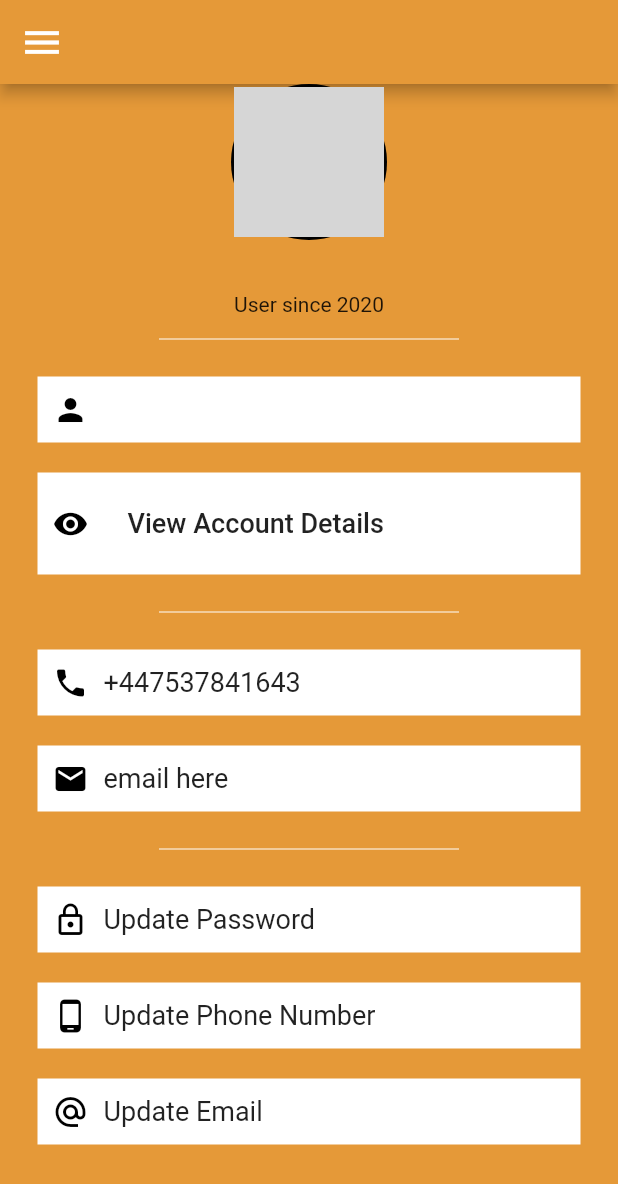
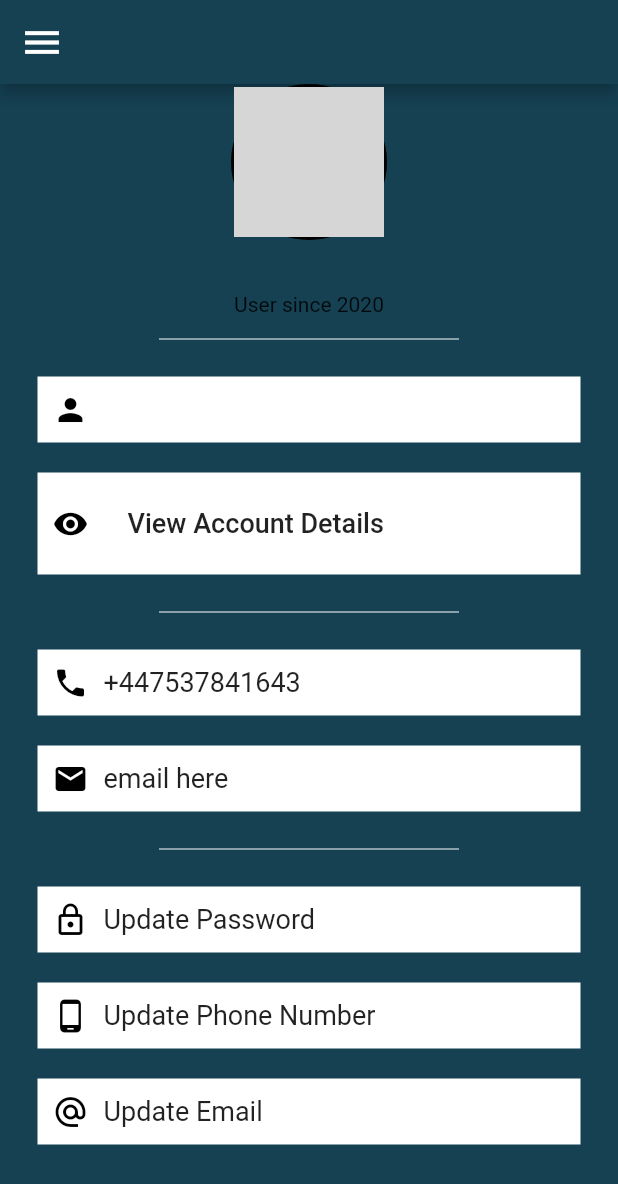
Before and after one commit to Kevmetv2/pyggy_bank, a Flutter app: the UserProfileScreen screen opened directly, on a phone screen of 412 x 824 dp. Shown: the top 1184 px of the screen. Run offline on Flutter 3.47's test engine with Material 2 defaults, Android fonts, the phone set to English and light mode, and no system bars; our stand-ins replace charts_flutter, cloud_firestore, firebase_auth, flutter_slidable, flutter_svg, google_sign_in and 1 more; missing offline and left inert: credit_card, esys_flutter_share, flutter_sliding_up_panel, giffy_dialog, qr_code_scanner, sk_onboarding_screen; accounts and stored records are empty; network calls fail; grey boxes are pictures that could not be loaded.

Commit message:
small changes

```diff
--- a/lib/pages/add_card_page.dart
+++ b/lib/pages/add_card_page.dart
@@ -47,6 +47,7 @@ class _CardState extends State<add_card_page> {
         backgroundColor: Colors.white,
         resizeToAvoidBottomInset: true,
         appBar: AppBar(
+            backgroundColor: Theme.of(context).accentColor,
             leading: Builder(builder: (BuildContext context) {
               return IconButton(
                 icon: Icon(Icons.menu),
--- a/lib/pages/generate_screen.dart
+++ b/lib/pages/generate_screen.dart
@@ -146,6 +146,7 @@ class _GenState extends State<GenScreen> {
     setState(() {
       //packet = '$key,$encrypted';
       packet = '$_unecryData';
+      isLoading = true;
     });
   }
 }
--- a/lib/pages/group_stat_screen.dart
+++ b/lib/pages/group_stat_screen.dart
@@ -103,6 +103,7 @@ class _GroupStatState extends State<GroupStat> {
         ? Scaffold(
             backgroundColor: Theme.of(context).accentColor,
             appBar: AppBar(
+              backgroundColor: Theme.of(context).accentColor,
               leading: IconButton(
                 icon: Icon(Icons.arrow_back),
                 iconSize: 30.0,
--- a/lib/pages/user_profile_screen.dart
+++ b/lib/pages/user_profile_screen.dart
@@ -16,7 +16,7 @@ class UserProfileScreen extends StatelessWidget {
   Widget build(BuildContext context) {
     return Scaffold(
         appBar: AppBar(leading: Builder(
-          builder: (BuildContext context) {
+            builder: (BuildContext context) {
             return IconButton(
               icon: Icon(Icons.menu),
               iconSize: 30.0,
@@ -26,9 +26,13 @@ class UserProfileScreen extends StatelessWidget {
               },
             );
           },
-        )),
+        ), backgroundColor: Theme
+            .of(context)
+            .accentColor,),
         drawer: NavDrawer(),
-        backgroundColor: Theme.of(context).primaryColor,
+        backgroundColor: Theme
+            .of(context)
+            .accentColor,
         body: SingleChildScrollView(
           child: Column(
             mainAxisAlignment: MainAxisAlignment.center,
--- a/lib/widgets/nav_drawer.dart
+++ b/lib/widgets/nav_drawer.dart
@@ -3,7 +3,6 @@ import 'package:flutter/material.dart';
 import 'package:flutter_svg/flutter_svg.dart';
 import 'package:pyggybank/models/user.dart';
 import 'package:pyggybank/pages/add_payment_page.dart';
-import 'package:pyggybank/pages/help_screen.dart';
 import 'package:pyggybank/pages/home_screen.dart';
 import 'package:pyggybank/pages/sign_up_screen.dart';
 import 'package:pyggybank/pages/user_profile_screen.dart';
@@ -34,7 +33,6 @@ class _NavDrawer extends State<NavDrawer> {
     });
   }
 
-  }
   @override
   void initState() {
     getData();
```
Also changed, not shown: lib/pages/add_payment_page.dart (+12 -6 lines), lib/pages/scan_screen.dart (+6 -7 lines), pubspec.lock.
